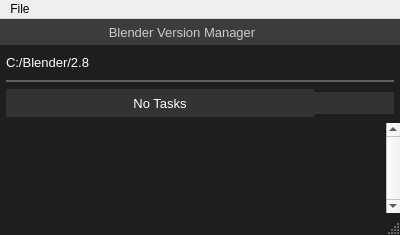
Qt form main_window_design.ui (DotBow/Blender-Version-Manager) before a commit.
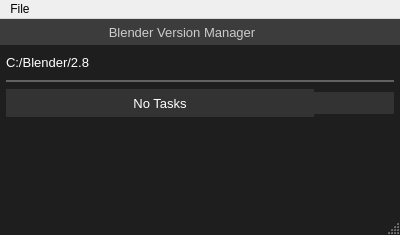
The same form after that commit. Icons and pictures are not drawn.

Commit message: Show scrollbar only if needed.

Patch:
```diff
--- a/main_window_design.ui
+++ b/main_window_design.ui
@@ -615,7 +615,7 @@
        <number>0</number>
       </property>
       <property name="verticalScrollBarPolicy">
-       <enum>Qt::ScrollBarAlwaysOn</enum>
+       <enum>Qt::ScrollBarAsNeeded</enum>
       </property>
       <property name="horizontalScrollBarPolicy">
        <enum>Qt::ScrollBarAlwaysOff</enum>
@@ -628,7 +628,7 @@
         <rect>
          <x>0</x>
          <y>0</y>
-         <width>396</width>
+         <width>400</width>
          <height>73</height>
         </rect>
        </property>
```
The commit also changes 1 other file.
